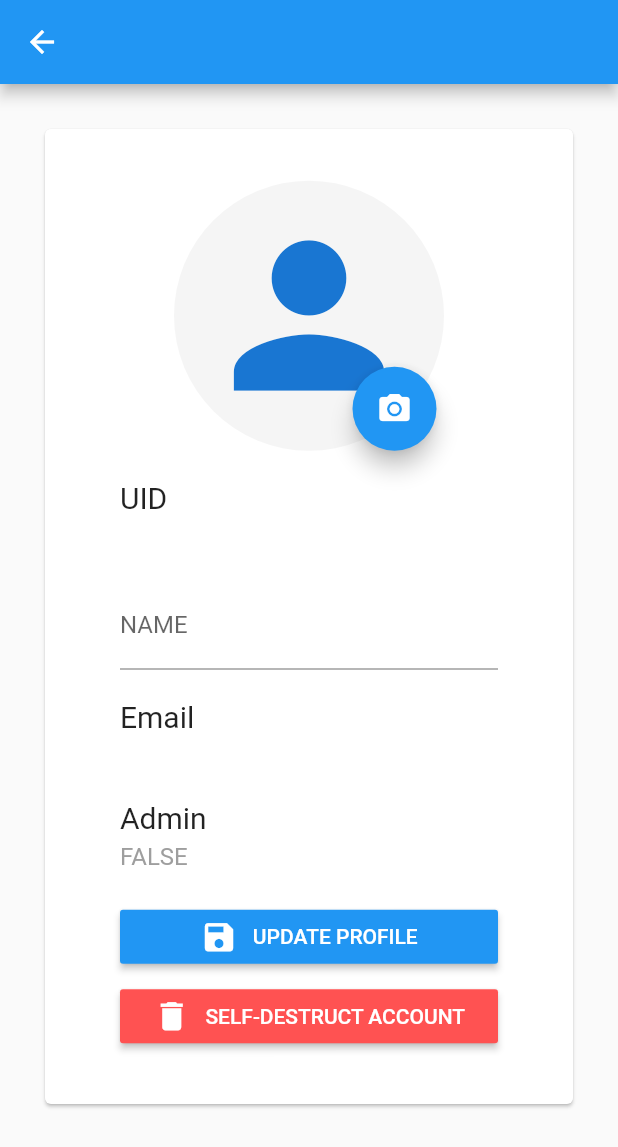
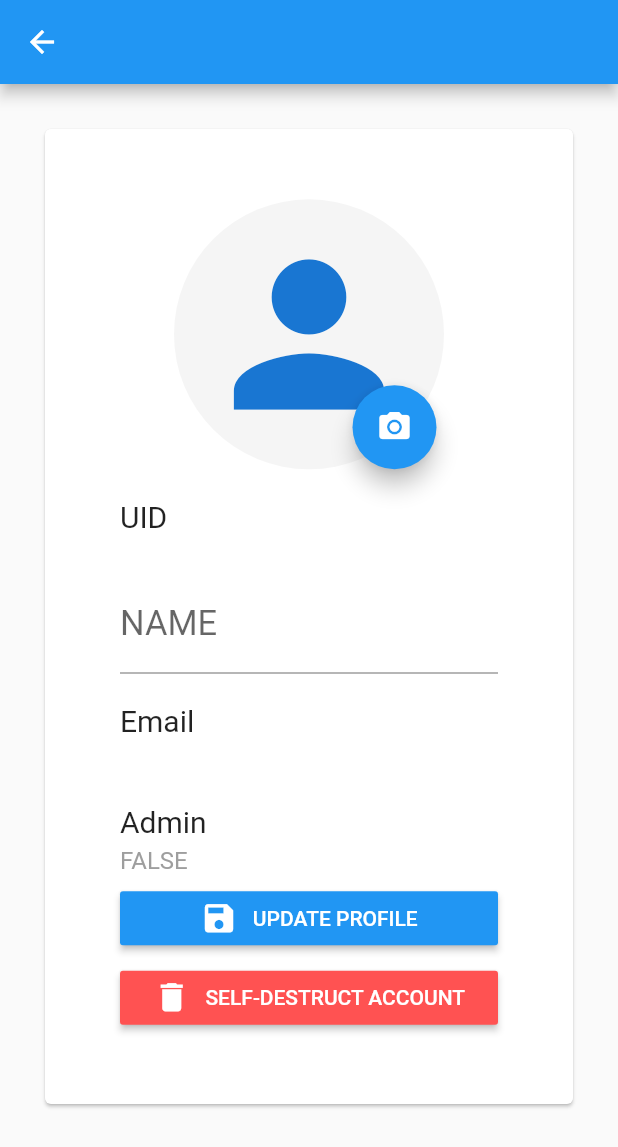
Before and after one commit to arma7x/FireFlutter, a Flutter app: the Profile screen opened directly with empty values, on a phone screen of 412 x 824 dp. Shown: the top 1147 px of the screen. Run offline on Flutter 3.47's test engine with Material 2 defaults, Android fonts, the phone set to English and light mode, and no system bars; our stand-ins replace cached_network_image, device_info, firebase_auth, firebase_core, firebase_database, firebase_messaging and 5 more; accounts and stored records are empty.

Commit message:
update WIP flutter

```diff
--- a/fireflutter/lib/navigation/screens/profile.dart
+++ b/fireflutter/lib/navigation/screens/profile.dart
@@ -8,6 +8,7 @@ import 'package:firebase_storage/firebase_storage.dart';
 import 'package:image_picker/image_picker.dart';
 import 'package:toast/toast.dart';
 import 'package:fireflutter/widgets/profile_widgets.dart';
+import 'package:fireflutter/widgets/misc_widgets.dart';
 
 class Profile extends StatefulWidget {
   Profile({Key key, this.title, this.loadingCb}) : super(key: key);
@@ -188,34 +189,18 @@ class _ProfileState extends State<Profile> {
                         ),
                       ]
                     ),
-                    Container(
-                      width: double.infinity,
-                      margin: EdgeInsets.fromLTRB(50.0, 20.0, 50.0, 0.0),
-                      child: Column(
-                        crossAxisAlignment: CrossAxisAlignment.start,
-                        children: <Widget>[
-                          Text(
-                            'UID',
-                            style: TextStyle(fontSize: 20, fontWeight: FontWeight.normal)
-                          ),
-                          SizedBox(height: 5),
-                          Text(
-                            _user?.uid == null ? "" : _user.uid,
-                            style: TextStyle(fontSize: 16, fontWeight: FontWeight.normal, color: Colors.grey)
-                          ),
-                        ]
-                      ),
-                    ),
-                    Container(
-                      width: double.infinity,
-                      margin: EdgeInsets.fromLTRB(50.0, 20.0, 50.0, 0.0),
-                      alignment: Alignment.center,
-                      child: Form(
+                    ListViewChild(title: 'UID', subtitle: _user?.uid == null ? "" : _user.uid),
+                    ListViewWidget(
+                      widget: Form(
                         key: _formKey,
                         child: TextFormField(
                           controller: _nameController,
                           decoration: InputDecoration(
-                            labelText: 'NAME'
+                            labelText: 'NAME',
+                            labelStyle: TextStyle(
+                              fontSize: 23,
+                              fontWeight: FontWeight.normal
+                            )
                           ),
                           validator: (String value) {
                             if (value.isEmpty) {
@@ -226,46 +211,10 @@ class _ProfileState extends State<Profile> {
                         )
                       )
                     ),
-                    Container(
-                      width: double.infinity,
-                      margin: EdgeInsets.fromLTRB(50.0, 20.0, 50.0, 0.0),
-                      child: Column(
-                        crossAxisAlignment: CrossAxisAlignment.start,
-                        children: <Widget>[
-                          Text(
-                            'Email',
-                            style: TextStyle(fontSize: 20, fontWeight: FontWeight.normal)
-                          ),
-                          SizedBox(height: 5),
-                          Text(
-                            _user?.email == null ? "" : _user.email,
-                            style: TextStyle(fontSize: 16, fontWeight: FontWeight.normal, color: Colors.grey),
-                          ),
-                        ]
-                      ),
-                    ),
-                    Container(
-                      width: double.infinity,
-                      margin: EdgeInsets.fromLTRB(50.0, 20.0, 50.0, 0.0),
-                      child: Column(
-                        crossAxisAlignment: CrossAxisAlignment.start,
-                        children: <Widget>[
-                          Text(
-                            'Admin',
-                            style: TextStyle(fontSize: 20, fontWeight: FontWeight.normal)
-                          ),
-                          SizedBox(height: 5),
-                          Text(
-                            _metadata != null ? (_metadata['role'] == 1 ? 'TRUE' : 'FALSE') : 'FALSE',
-                            style: TextStyle(fontSize: 16, fontWeight: FontWeight.normal, color: Colors.grey),
-                          ),
-                        ]
-                      ),
-                    ),
-                    Container(
-                      width: double.infinity,
-                      margin: EdgeInsets.fromLTRB(50.0, 20.0, 50.0, 0.0),
-                      child: RaisedButton(
+                    ListViewChild(title: 'Email', subtitle: _user?.email == null ? "" : _user.email),
+                    ListViewChild(title: 'Admin', subtitle: _metadata != null ? (_metadata['role'] == 1 ? 'TRUE' : 'FALSE') : 'FALSE'),
+                    ListViewWidget(
+                       widget: RaisedButton(
                         onPressed: () async {
                           if (_formKey.currentState.validate()) {
                             _updateDisplayName(_nameController.text);
@@ -283,12 +232,10 @@ class _ProfileState extends State<Profile> {
                             ),
                           ]
                         )
-                      ),
+                      )
                     ),
-                    Container(
-                      width: double.infinity,
-                      margin: EdgeInsets.fromLTRB(50.0, 5.0, 50.0, 0.0),
-                      child: RaisedButton(
+                    ListViewWidget(
+                      widget: RaisedButton(
                         onPressed: _confirmDeleteAccountDialog,
                         color: Colors.redAccent,
                         child: Row(
@@ -302,8 +249,8 @@ class _ProfileState extends State<Profile> {
                             ),
                           ]
                         )
-                      ),
-                    )
+                      )
+                    ),
                   ],
                 ),
               ),
--- /dev/null
+++ b/fireflutter/lib/widgets/misc/list_view_child.dart
@@ -0,0 +1,35 @@
+import 'package:flutter/material.dart';
+
+class ListViewChild extends StatelessWidget {
+
+  final String title;
+  final String subtitle;
+
+  ListViewChild({Key key, this.title, this.subtitle});
+
+  @override
+  Widget build(BuildContext context) {
+
+    return Container(
+      width: double.infinity,
+      margin: EdgeInsets.fromLTRB(50.0, 20.0, 50.0, 0.0),
+      child: Column(
+        crossAxisAlignment: CrossAxisAlignment.start,
+        children: <Widget>[
+          Text(
+            title,
+            style: TextStyle(
+              fontSize: 20,
+              fontWeight: FontWeight.normal
+            )
+          ),
+          SizedBox(height: 5),
+          Text(
+            subtitle,
+            style: TextStyle(fontSize: 16, fontWeight: FontWeight.normal, color: Colors.grey)
+          ),
+        ]
+      ),
+    );
+  }
+}
--- /dev/null
+++ b/fireflutter/lib/widgets/misc/list_view_widget.dart
@@ -0,0 +1,18 @@
+import 'package:flutter/material.dart';
+
+class ListViewWidget extends StatelessWidget {
+
+  final Widget widget;
+
+  ListViewWidget({Key key, this.widget});
+
+  @override
+  Widget build(BuildContext context) {
+
+    return Container(
+      width: double.infinity,
+      margin: EdgeInsets.fromLTRB(50.0, 5.0, 50.0, 0.0),
+      child: widget,
+    );
+  }
+}
--- /dev/null
+++ b/fireflutter/lib/widgets/misc_widgets.dart
@@ -0,0 +1,2 @@
+export 'misc/list_view_child.dart';
+export 'misc/list_view_widget.dart';
```
